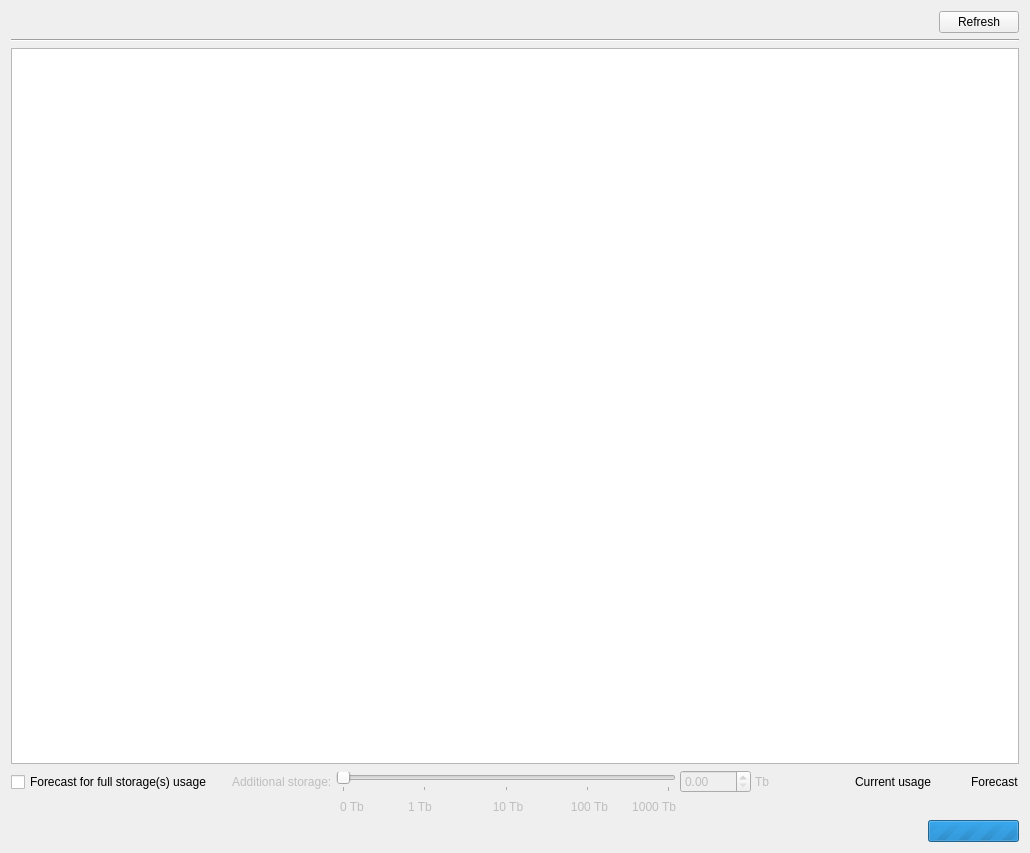
This is client/src/ui/widgets/properties/recording_statistics_widget.ui in networkoptix/nx_open as Qt 5 draws it before an edit. The edited form follows.
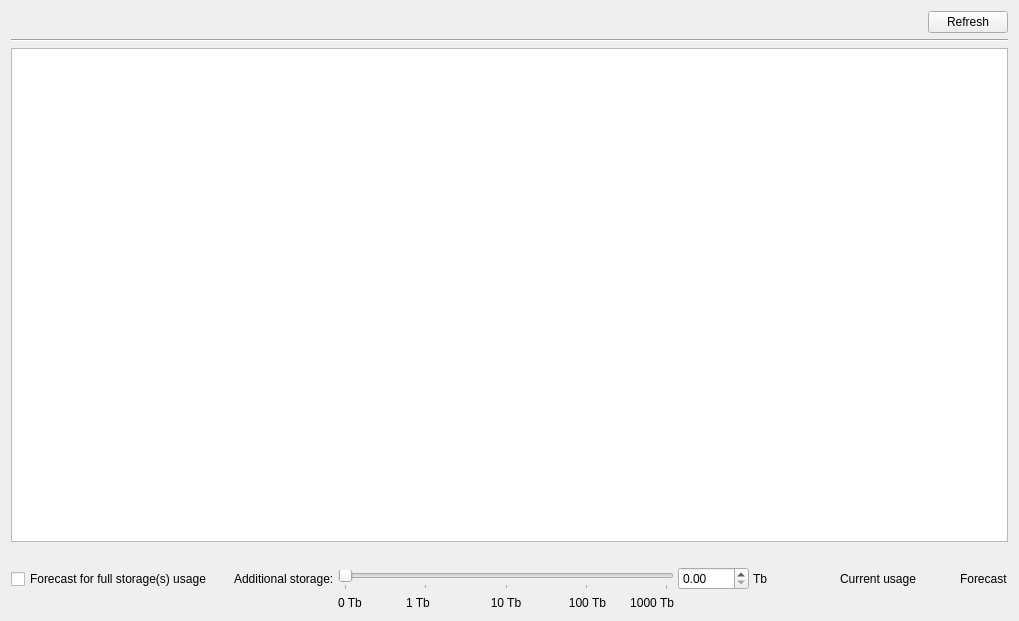
This is the edited form. Custom widgets are drawn as their Qt base class.

Commit message:
VMS-1295: Storage analytics form improvements
<==== Mercurial data ====>
Branch: dev_2.5.0_gui

```diff
--- a/client/src/ui/widgets/properties/recording_statistics_widget.ui
+++ b/client/src/ui/widgets/properties/recording_statistics_widget.ui
@@ -6,24 +6,36 @@
    <rect>
     <x>0</x>
     <y>0</y>
-    <width>1030</width>
-    <height>853</height>
+    <width>1019</width>
+    <height>621</height>
    </rect>
   </property>
-  <layout class="QVBoxLayout" name="verticalLayout">
+  <layout class="QVBoxLayout" name="verticalLayout" stretch="0">
+   <item>
+    <widget class="QStackedWidget" name="stackedWidget">
+     <property name="currentIndex">
+      <number>0</number>
+     </property>
+     <widget class="QWidget" name="gridPage">
+      <layout class="QVBoxLayout" name="verticalLayout_3">
+       <property name="leftMargin">
+        <number>0</number>
+       </property>
+       <property name="topMargin">
+        <number>0</number>
+       </property>
+       <property name="rightMargin">
+        <number>0</number>
+       </property>
+       <property name="bottomMargin">
+        <number>0</number>
+       </property>
    <item>
     <layout class="QGridLayout" name="mainGridLayout">
      <property name="horizontalSpacing">
       <number>4</number>
      </property>
-     <item row="0" column="0">
-      <layout class="QGridLayout" name="gridLayout">
-       <property name="horizontalSpacing">
-        <number>0</number>
-       </property>
-      </layout>
-     </item>
-     <item row="0" column="3">
+         <item row="0" column="2">
       <widget class="QPushButton" name="refreshButton">
        <property name="focusPolicy">
         <enum>Qt::TabFocus</enum>
@@ -39,7 +51,7 @@
        </property>
       </widget>
      </item>
-     <item row="0" column="2">
+         <item row="0" column="1">
       <spacer name="horizontalSpacer">
        <property name="orientation">
         <enum>Qt::Horizontal</enum>
@@ -62,22 +74,6 @@
     </widget>
    </item>
    <item>
-    <widget class="QStackedWidget" name="stackedWidget">
-     <widget class="QWidget" name="gridPage">
-      <layout class="QVBoxLayout" name="verticalLayout_3">
-       <property name="leftMargin">
-        <number>0</number>
-       </property>
-       <property name="topMargin">
-        <number>0</number>
-       </property>
-       <property name="rightMargin">
-        <number>0</number>
-       </property>
-       <property name="bottomMargin">
-        <number>0</number>
-       </property>
-       <item>
         <widget class="QnTableView" name="gridEvents">
          <property name="mouseTracking">
           <bool>true</bool>
@@ -120,121 +116,51 @@
          </attribute>
         </widget>
        </item>
-      </layout>
-     </widget>
-     <widget class="QWidget" name="warnPage">
-      <layout class="QVBoxLayout" name="verticalLayout_2">
        <item>
-        <widget class="QLabel" name="warningLabel">
-         <property name="text">
-          <string>Servers is offline. Statistics is not available.</string>
-         </property>
-         <property name="alignment">
-          <set>Qt::AlignCenter</set>
-         </property>
-        </widget>
-       </item>
-      </layout>
-     </widget>
-    </widget>
-   </item>
+        <layout class="QHBoxLayout" name="horizontalLayout_3">
    <item>
-    <layout class="QGridLayout" name="gridLayoutForecast">
-     <property name="horizontalSpacing">
-      <number>4</number>
-     </property>
-     <item row="1" column="6">
-      <widget class="QLabel" name="label_5">
-       <property name="enabled">
-        <bool>false</bool>
-       </property>
-       <property name="minimumSize">
-        <size>
-         <width>64</width>
-         <height>0</height>
-        </size>
-       </property>
-       <property name="text">
-        <string>10 Tb</string>
-       </property>
-       <property name="alignment">
-        <set>Qt::AlignCenter</set>
-       </property>
-      </widget>
-     </item>
-     <item row="0" column="1">
-      <spacer name="horizontalSpacer_4">
-       <property name="orientation">
-        <enum>Qt::Horizontal</enum>
-       </property>
-       <property name="sizeType">
-        <enum>QSizePolicy::Fixed</enum>
-       </property>
-       <property name="sizeHint" stdset="0">
-        <size>
-         <width>16</width>
-         <height>20</height>
-        </size>
-       </property>
-      </spacer>
-     </item>
-     <item row="0" column="0">
       <widget class="QCheckBox" name="checkBoxForecast">
        <property name="text">
         <string>Forecast for full storage(s) usage</string>
        </property>
       </widget>
      </item>
-     <item row="1" column="4">
-      <widget class="QLabel" name="label_3">
-       <property name="enabled">
-        <bool>false</bool>
-       </property>
-       <property name="minimumSize">
+         <item>
+          <spacer name="horizontalSpacer_4">
+           <property name="orientation">
+            <enum>Qt::Horizontal</enum>
+           </property>
+           <property name="sizeType">
+            <enum>QSizePolicy::Fixed</enum>
+           </property>
+           <property name="sizeHint" stdset="0">
         <size>
-         <width>64</width>
-         <height>0</height>
-        </size>
-       </property>
-       <property name="text">
-        <string>0 Tb</string>
-       </property>
-      </widget>
-     </item>
-     <item row="0" column="2">
-      <widget class="QLabel" name="label">
-       <property name="enabled">
-        <bool>false</bool>
-       </property>
-       <property name="text">
-        <string>Additional storage:</string>
-       </property>
-      </widget>
-     </item>
-     <item row="1" column="8">
-      <widget class="QLabel" name="label_4">
-       <property name="enabled">
-        <bool>false</bool>
-       </property>
-       <property name="minimumSize">
-        <size>
-         <width>64</width>
-         <height>0</height>
-        </size>
-       </property>
-       <property name="text">
-        <string>1000 Tb</string>
-       </property>
-       <property name="alignment">
-        <set>Qt::AlignRight|Qt::AlignTrailing|Qt::AlignVCenter</set>
-       </property>
-      </widget>
-     </item>
-     <item row="0" column="3" colspan="6">
+             <width>16</width>
+             <height>20</height>
+            </size>
+           </property>
+          </spacer>
+         </item>
+         <item>
+          <widget class="QWidget" name="forecastControlWidget" native="true">
+           <layout class="QGridLayout" name="gridLayout_2">
+            <property name="leftMargin">
+             <number>0</number>
+            </property>
+            <property name="topMargin">
+             <number>0</number>
+            </property>
+            <property name="rightMargin">
+             <number>0</number>
+            </property>
+            <property name="bottomMargin">
+             <number>0</number>
+            </property>
+            <property name="horizontalSpacing">
+             <number>4</number>
+            </property>
+            <item row="1" column="1" colspan="5">
       <widget class="QSlider" name="extraSpaceSlider">
-       <property name="enabled">
-        <bool>false</bool>
-       </property>
        <property name="maximum">
         <number>400</number>
        </property>
@@ -252,11 +178,24 @@
        </property>
       </widget>
      </item>
-     <item row="1" column="7">
+            <item row="2" column="5">
+             <widget class="QLabel" name="label_4">
+              <property name="minimumSize">
+               <size>
+                <width>64</width>
+                <height>0</height>
+               </size>
+              </property>
+              <property name="text">
+               <string>1000 Tb</string>
+              </property>
+              <property name="alignment">
+               <set>Qt::AlignRight|Qt::AlignTrailing|Qt::AlignVCenter</set>
+              </property>
+             </widget>
+            </item>
+            <item row="2" column="4">
       <widget class="QLabel" name="label_6">
-       <property name="enabled">
-        <bool>false</bool>
-       </property>
        <property name="minimumSize">
         <size>
          <width>64</width>
@@ -271,21 +210,21 @@
        </property>
       </widget>
      </item>
-     <item row="0" column="10">
-      <widget class="QLabel" name="extraStorageLabel">
-       <property name="enabled">
-        <bool>false</bool>
+            <item row="2" column="1">
+             <widget class="QLabel" name="label_3">
+              <property name="minimumSize">
+               <size>
+                <width>64</width>
+                <height>0</height>
+               </size>
        </property>
        <property name="text">
-        <string>Tb</string>
+               <string>0 Tb</string>
        </property>
       </widget>
      </item>
-     <item row="1" column="5">
+            <item row="2" column="2">
       <widget class="QLabel" name="label_2">
-       <property name="enabled">
-        <bool>false</bool>
-       </property>
        <property name="minimumSize">
         <size>
          <width>64</width>
@@ -300,43 +239,60 @@
        </property>
       </widget>
      </item>
-     <item row="0" column="9">
+            <item row="0" column="7" rowspan="3">
+             <widget class="QLabel" name="extraStorageLabel">
+              <property name="text">
+               <string>Tb</string>
+              </property>
+             </widget>
+            </item>
+            <item row="0" column="6" rowspan="3">
       <widget class="QDoubleSpinBox" name="extraSizeSpinBox">
-       <property name="enabled">
-        <bool>false</bool>
-       </property>
        <property name="maximum">
         <double>1000.000000000000000</double>
        </property>
       </widget>
      </item>
-     <item row="0" column="15">
-      <widget class="QLabel" name="labelForecastColor">
-       <property name="sizePolicy">
-        <sizepolicy hsizetype="Fixed" vsizetype="Fixed">
-         <horstretch>0</horstretch>
-         <verstretch>0</verstretch>
-        </sizepolicy>
-       </property>
+            <item row="0" column="0" rowspan="3">
+             <widget class="QLabel" name="label">
+              <property name="text">
+               <string>Additional storage:</string>
+              </property>
+             </widget>
+            </item>
+            <item row="0" column="2">
+             <spacer name="horizontalSpacer_3">
+              <property name="orientation">
+               <enum>Qt::Horizontal</enum>
+              </property>
+              <property name="sizeHint" stdset="0">
+               <size>
+                <width>40</width>
+                <height>16</height>
+               </size>
+              </property>
+             </spacer>
+            </item>
+            <item row="2" column="3">
+             <widget class="QLabel" name="label_5">
        <property name="minimumSize">
         <size>
-         <width>24</width>
-         <height>24</height>
+                <width>64</width>
+                <height>0</height>
         </size>
        </property>
        <property name="text">
-        <string/>
-       </property>
-      </widget>
-     </item>
-     <item row="0" column="13">
-      <widget class="QLabel" name="label_8">
-       <property name="text">
-        <string>Current usage</string>
-       </property>
-      </widget>
-     </item>
-     <item row="0" column="11">
+               <string>10 Tb</string>
+              </property>
+              <property name="alignment">
+               <set>Qt::AlignCenter</set>
+              </property>
+             </widget>
+            </item>
+           </layout>
+          </widget>
+         </item>
+         <item>
       <spacer name="horizontalSpacer_2">
        <property name="orientation">
         <enum>Qt::Horizontal</enum>
@@ -349,7 +305,22 @@
        </property>
       </spacer>
      </item>
-     <item row="0" column="12">
+         <item>
+          <widget class="QWidget" name="legendWidget" native="true">
+           <layout class="QHBoxLayout" name="horizontalLayout_2">
+            <property name="leftMargin">
+             <number>0</number>
+            </property>
+            <property name="topMargin">
+             <number>0</number>
+            </property>
+            <property name="rightMargin">
+             <number>0</number>
+            </property>
+            <property name="bottomMargin">
+             <number>0</number>
+            </property>
+            <item>
       <widget class="QLabel" name="labelUsageColor">
        <property name="sizePolicy">
         <sizepolicy hsizetype="Fixed" vsizetype="Fixed">
@@ -368,14 +339,14 @@
        </property>
       </widget>
      </item>
-     <item row="0" column="16">
-      <widget class="QLabel" name="label_10">
+            <item>
+             <widget class="QLabel" name="label_8">
        <property name="text">
-        <string>Forecast</string>
+               <string>Current usage</string>
        </property>
       </widget>
      </item>
-     <item row="0" column="14">
+            <item>
       <spacer name="horizontalSpacer_5">
        <property name="orientation">
         <enum>Qt::Horizontal</enum>
@@ -391,47 +362,54 @@
        </property>
       </spacer>
      </item>
-    </layout>
-   </item>
    <item>
-    <layout class="QHBoxLayout" name="horizontalLayout">
-     <item>
-      <widget class="QLabel" name="statusLabel">
-       <property name="text">
-        <string/>
-       </property>
-      </widget>
-     </item>
-     <item>
-      <spacer name="horizontalSpacer_3">
-       <property name="orientation">
-        <enum>Qt::Horizontal</enum>
-       </property>
-       <property name="sizeHint" stdset="0">
-        <size>
-         <width>40</width>
-         <height>20</height>
-        </size>
-       </property>
-      </spacer>
-     </item>
-     <item>
-      <widget class="QProgressBar" name="loadingProgressBar">
+             <widget class="QLabel" name="labelForecastColor">
        <property name="sizePolicy">
         <sizepolicy hsizetype="Fixed" vsizetype="Fixed">
          <horstretch>0</horstretch>
          <verstretch>0</verstretch>
         </sizepolicy>
        </property>
-       <property name="maximum">
-        <number>0</number>
-       </property>
-       <property name="value">
-        <number>-1</number>
+              <property name="minimumSize">
+               <size>
+                <width>24</width>
+                <height>24</height>
+               </size>
+              </property>
+              <property name="text">
+               <string/>
        </property>
       </widget>
      </item>
-    </layout>
+            <item>
+             <widget class="QLabel" name="label_10">
+              <property name="text">
+               <string>Forecast</string>
+              </property>
+             </widget>
+            </item>
+           </layout>
+          </widget>
+         </item>
+        </layout>
+       </item>
+      </layout>
+     </widget>
+     <widget class="QWidget" name="warnPage">
+      <layout class="QVBoxLayout" name="verticalLayout_2">
+       <item>
+        <widget class="QLabel" name="warningLabel">
+         <property name="text">
+          <string>Servers is offline. Statistics is not available.</string>
+         </property>
+         <property name="alignment">
+          <set>Qt::AlignCenter</set>
+         </property>
+        </widget>
+       </item>
+      </layout>
+     </widget>
+    </widget>
    </item>
   </layout>
  </widget>
```
Lines whose indentation alone changed are shown as unchanged. The commit also changes 1 other file.
